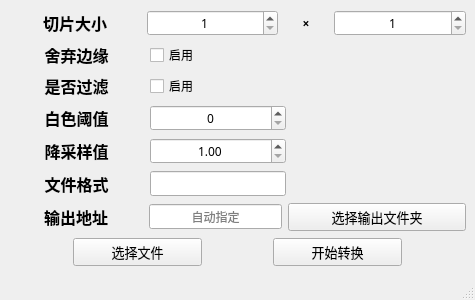
li192863/wsi-analyzer, file resources/slicer.ui: the form before one commit.
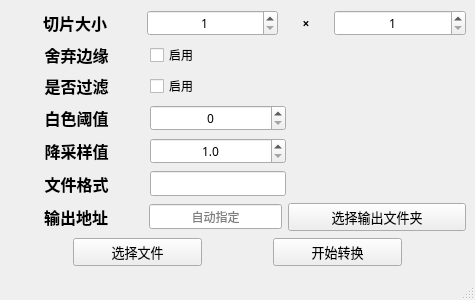
The form after the commit. Icons and pictures are not drawn.

Commit message: 修改降采样单位

```diff
--- a/resources/slicer.ui
+++ b/resources/slicer.ui
@@ -367,6 +367,9 @@
         <property name="alignment">
          <set>Qt::AlignCenter</set>
         </property>
+        <property name="decimals">
+         <number>1</number>
+        </property>
         <property name="minimum">
          <double>1.000000000000000</double>
         </property>
```
The commit also changes 1 other file.
